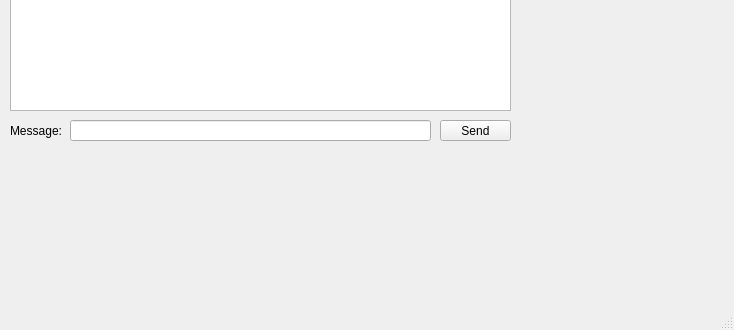
First picture: the form in securechat.ui, repository scottaxcell/SecureChat, before the edit; both pictures show x 0 to 734 and y 237 to 567 of the 734 by 567 pixel window.
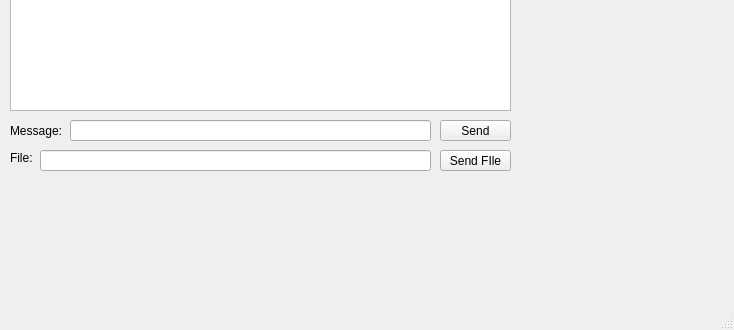
Second picture: the form after the edit.

Commit message: Can send small files now with AES encryption. only client to server right now. large files fail to send all. need to figure out bug with this.

What changed in the file:
```diff
--- a/securechat.ui
+++ b/securechat.ui
@@ -60,6 +60,42 @@
      <string>Message:</string>
     </property>
    </widget>
+   <widget class="QLineEdit" name="fileLineEdit">
+    <property name="geometry">
+     <rect>
+      <x>40</x>
+      <y>370</y>
+      <width>391</width>
+      <height>21</height>
+     </rect>
+    </property>
+   </widget>
+   <widget class="QLabel" name="fileLabel">
+    <property name="geometry">
+     <rect>
+      <x>10</x>
+      <y>370</y>
+      <width>59</width>
+      <height>16</height>
+     </rect>
+    </property>
+    <property name="text">
+     <string>File:</string>
+    </property>
+   </widget>
+   <widget class="QPushButton" name="sendFileButton">
+    <property name="geometry">
+     <rect>
+      <x>440</x>
+      <y>370</y>
+      <width>71</width>
+      <height>21</height>
+     </rect>
+    </property>
+    <property name="text">
+     <string>Send FIle</string>
+    </property>
+   </widget>
   </widget>
   <widget class="QMenuBar" name="menuBar">
    <property name="geometry">
```
Left out of the diff: 2 changed lines with no effect on the pictures. The commit also changes 10 other files.
